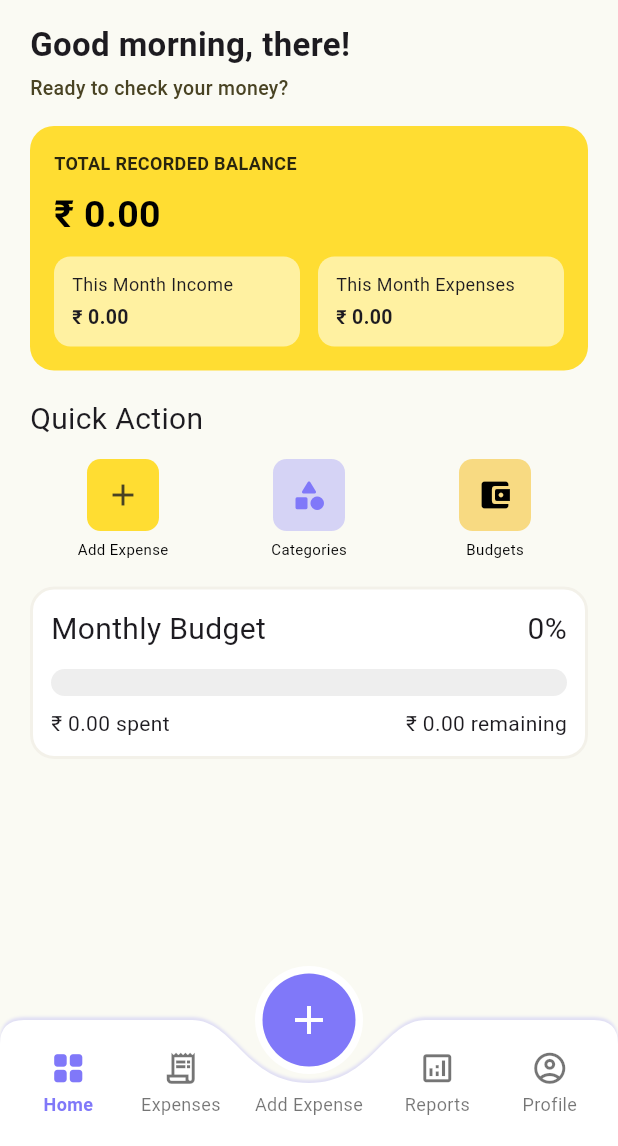
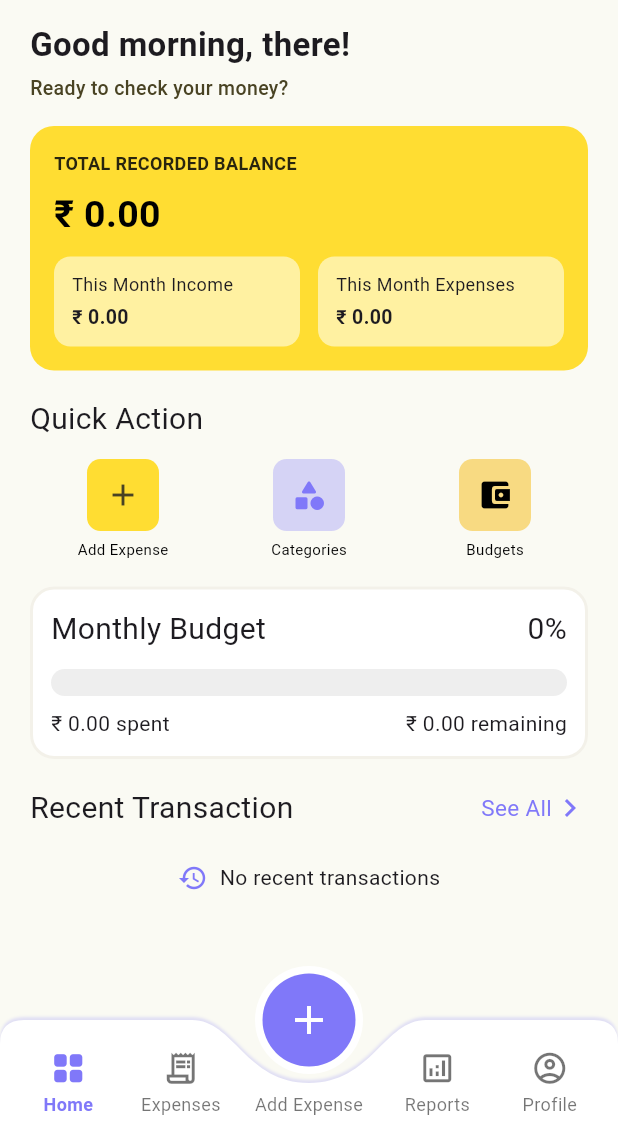
Before and after one commit to NeelSavsani/HisaabMitra, a Flutter app: the DashboardScreen screen opened by its route, on a phone screen of 412 x 824 dp, the part 90-1236 px from its top. Run offline on Flutter 3.47's test engine with Material 3 defaults, Android fonts, the phone set to English and light mode, and no system bars; our stand-ins replace firebase_auth, firebase_core, firebase_database, google_fonts; accounts and stored records are empty; Roboto replaces fonts that are missing (Chewy); project files that could hold a hidden picture were left out.

Commit message:
recent transaction

```diff
--- a/lib/dashboard_screen.dart
+++ b/lib/dashboard_screen.dart
@@ -253,6 +253,12 @@ class DashboardScreen extends StatelessWidget {
               padding: const EdgeInsets.fromLTRB(20, 18, 20, 0),
               child: _MonthlyBudgetCard(profile: profile),
             ),
+            Padding(
+              padding: const EdgeInsets.fromLTRB(20, 18, 20, 0),
+              child: _RecentTransactionsSection(
+                transactions: profile?.child('transactions'),
+              ),
+            ),
             const Expanded(child: SizedBox()),
           ],
         ),
@@ -318,6 +324,115 @@ class _NotchedBarPainter extends CustomPainter {
 
   @override
   bool shouldRepaint(covariant CustomPainter oldDelegate) => false;
+}
+
+class _RecentTransactionsSection extends StatelessWidget {
+  const _RecentTransactionsSection({required this.transactions});
+
+  final DatabaseReference? transactions;
+
+  @override
+  Widget build(BuildContext context) {
+    return StreamBuilder<DatabaseEvent>(
+      stream: transactions?.onValue,
+      builder: (context, snapshot) {
+        final records = <Map>[];
+        final value = snapshot.data?.snapshot.value;
+        if (value is Map) {
+          for (final item in value.values) {
+            if (item is Map && item['amount'] != null && item['type'] != null) {
+              records.add(Map<Object?, Object?>.from(item));
+            }
+          }
+        }
+        records.sort((a, b) {
+          final dateA = int.tryParse(a['createdAt']?.toString() ?? '') ?? 0;
+          final dateB = int.tryParse(b['createdAt']?.toString() ?? '') ?? 0;
+          return dateB.compareTo(dateA);
+        });
+
+        return Column(
+          crossAxisAlignment: CrossAxisAlignment.start,
+          children: [
+            Row(
+              mainAxisAlignment: MainAxisAlignment.spaceBetween,
+              children: [
+                Text(
+                  'Recent Transaction',
+                  style: GoogleFonts.chewy(fontSize: 20),
+                ),
+                Row(
+                  children: const [
+                    Text(
+                      'See All',
+                      style: TextStyle(color: Color(0xFF8078F9), fontSize: 15),
+                    ),
+                    Icon(Icons.chevron_right, color: Color(0xFF8078F9)),
+                  ],
+                ),
+              ],
+            ),
+            const SizedBox(height: 10),
+            if (records.isEmpty)
+              const Padding(
+                padding: EdgeInsets.symmetric(vertical: 12),
+                child: Row(
+                  mainAxisAlignment: MainAxisAlignment.center,
+                  children: [
+                    Icon(Icons.history, color: Color(0xFF8078F9), size: 20),
+                    SizedBox(width: 8),
+                    Text('No recent transactions'),
+                  ],
+                ),
+              )
+            else
+              ...records.take(3).map((record) {
+                final type = record['type'].toString();
+                final isIncome = type.toLowerCase() == 'income';
+                final amount =
+                    double.tryParse(record['amount'].toString()) ?? 0;
+                return Padding(
+                  padding: const EdgeInsets.only(bottom: 10),
+                  child: Row(
+                    children: [
+                      CircleAvatar(
+                        radius: 20,
+                        backgroundColor: isIncome
+                            ? const Color(0xFFE7F5E8)
+                            : const Color(0xFFFFE7E7),
+                        child: Icon(
+                          isIncome
+                              ? Icons.arrow_downward_rounded
+                              : Icons.arrow_upward_rounded,
+                          color: isIncome ? Colors.green : Colors.redAccent,
+                          size: 19,
+                        ),
+                      ),
+                      const SizedBox(width: 10),
+                      Expanded(
+                        child: Text(
+                          type.isEmpty
+                              ? 'Transaction'
+                              : '${type[0].toUpperCase()}${type.substring(1)}',
+                          style: const TextStyle(fontWeight: FontWeight.w500),
+                        ),
+                      ),
+                      Text(
+                        '${isIncome ? '+' : '-'}${_formatRupees(amount)}',
+                        style: TextStyle(
+                          fontWeight: FontWeight.w600,
+                          color: isIncome ? Colors.green : Colors.black,
+                        ),
+                      ),
+                    ],
+                  ),
+                );
+              }),
+          ],
+        );
+      },
+    );
+  }
 }
 
 class _BottomMenuItem extends StatelessWidget {
```
